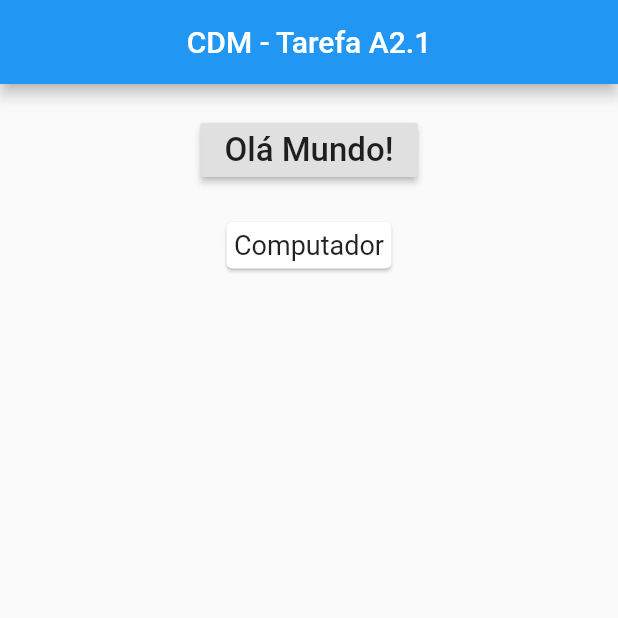
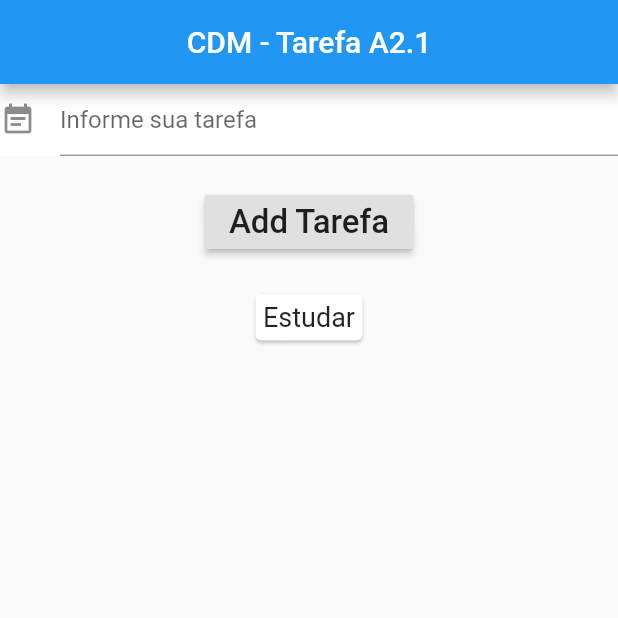
Before and after one commit to willendeavila/cdma21, a Flutter app: the screen it shows after launch, on a phone screen of 412 x 824 dp, the top half of it. Run offline on Flutter 3.47's test engine with Material 2 defaults, Android fonts, the phone set to English and light mode, and no system bars.

Commit message:
Conclusão de atividade
Alterado main.dat para List_Tarefas

```diff
--- a/lib/main.dart
+++ b/lib/main.dart
@@ -10,30 +10,44 @@ class MyApp extends StatefulWidget {
 }
 
 class _MyAppState extends State<MyApp> {
-  List<String> _products = ['Computador'];
+  List<String> _tarefas = ['Estudar'];
+  String value = "";
 
   @override
   Widget build(BuildContext context) {
     return MaterialApp(
+      debugShowCheckedModeBanner: false,
       home: Scaffold(
         appBar: AppBar(title: Center(child: Text('CDM - Tarefa A2.1'))),
         body: Column(children: [
+
+          Container(
+              color: Colors.white,
+              child: TextField(
+                  decoration: InputDecoration(icon: Icon(Icons.event_note), hintText: 'Informe sua tarefa'),
+                    onChanged: (text) {
+                    value = text;
+                  },
+              )
+          ),
+
+
           Container(
               margin: EdgeInsets.all(20.0),
               child: Center(
                 child: RaisedButton(
                     onPressed: () {
                       setState(() {
-                        _products.add('Mouse');
+                          _tarefas.add(value);
                       });
                     },
                     child: Text(
-                      'Olá Mundo!',
+                      'Add Tarefa',
                       style: TextStyle(fontSize: 22),
                     )),
               )),
           Column(
-              children: _products
+              children: _tarefas
                   .map((element) => Card(
                         child: Column(
                           children: <Widget>[
```
